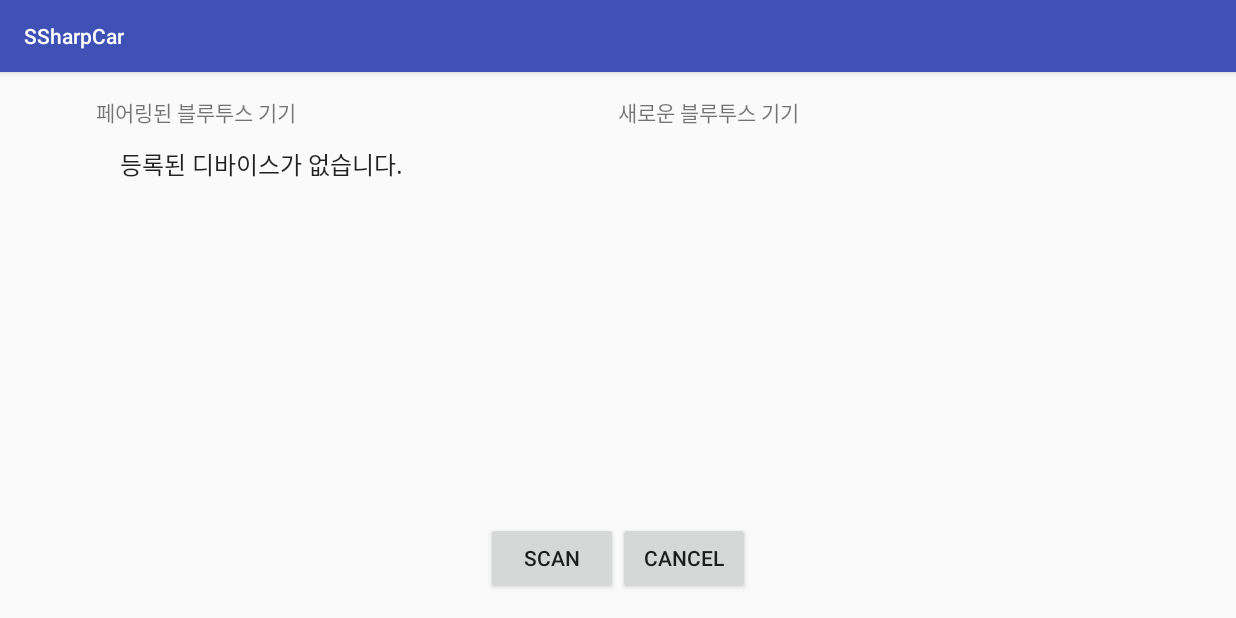
After one commit to somacar/somacar, an Android app: the DeviceListActivity screen opened directly, with no data from a screen before it, on a phone screen of 824 x 412 dp (held sideways). The commit adds this screen. Run offline under Robolectric (Android 15) with nearby library versions, the phone set to English and light mode, and no system bars.

Commit message:
MenuActivity 추가 DeviceListActivity 추가

```diff
--- /dev/null
+++ b/Android/SSharpCar/app/src/main/java/soma/com/ssharpcar/remotecontroller/activity/DeviceListActivity.java
@@ -0,0 +1,115 @@
+package soma.com.ssharpcar.remotecontroller.activity;
+
+import android.app.Activity;
+import android.bluetooth.BluetoothAdapter;
+import android.bluetooth.BluetoothDevice;
+import android.content.BroadcastReceiver;
+import android.content.Context;
+import android.content.Intent;
+import android.content.IntentFilter;
+import android.os.Bundle;
+import android.support.v7.app.AppCompatActivity;
+import android.view.View;
+import android.widget.ArrayAdapter;
+import android.widget.ListView;
+
+import java.util.Set;
+
+import soma.com.ssharpcar.R;
+
+public class DeviceListActivity extends AppCompatActivity {
+
+    private ArrayAdapter<String> pairedDeviceArrayAdapter;
+    private ArrayAdapter<String> newDeviceArrayAdapter;
+    private ListView paireDeviceListView;
+    private ListView newDeviceListView;
+    private BluetoothAdapter bluetoothAdapter;
+
+    @Override
+    protected void onCreate(Bundle savedInstanceState) {
+        super.onCreate(savedInstanceState);
+        setContentView(R.layout.activity_device_list);
+
+        //그냥 끄고 나갈때 대비
+        setResult(Activity.RESULT_CANCELED);
+
+        //디바이스 어댑터 준비
+        pairedDeviceArrayAdapter = new ArrayAdapter<String>(this, android.R.layout.simple_list_item_1);
+        newDeviceArrayAdapter = new ArrayAdapter<String>(this, android.R.layout.simple_list_item_1);
+        paireDeviceListView = (ListView) findViewById(R.id.pairedDeviceList);
+        paireDeviceListView.setAdapter(pairedDeviceArrayAdapter);
+        newDeviceListView = (ListView) findViewById(R.id.newDeviceList);
+        newDeviceListView.setAdapter(newDeviceArrayAdapter);
+
+        //새로운 디바이스 발견 브로드캐스트 리시버 등록
+        IntentFilter filter = new IntentFilter(BluetoothDevice.ACTION_FOUND);
+        this.registerReceiver(mReceiver, filter);
+
+        //디바이스 발견 프로세스가 종료 대비 브로드캐스트 등록
+        filter = new IntentFilter(BluetoothAdapter.ACTION_DISCOVERY_FINISHED);
+        this.registerReceiver(mReceiver, filter);
+
+        //블루투스 어댑터 획득
+        bluetoothAdapter = BluetoothAdapter.getDefaultAdapter();
+
+        //페어링 목록 조회
+        Set<BluetoothDevice> pairedDevices = bluetoothAdapter.getBondedDevices();
+        if(pairedDevices.size() > 0) {
+            for (BluetoothDevice device : pairedDevices) {
+                pairedDeviceArrayAdapter.add(device.getName() + "/n" + device.getAddress());
+            }
+        } else {
+            pairedDeviceArrayAdapter.add("등록된 디바이스가 없습니다.");
+        }
+    }
+
+    public void Scan(View view) {
+        setProgressBarIndeterminateVisibility(true);
+        if(bluetoothAdapter.isDiscovering()) {
+            bluetoothAdapter.cancelDiscovery();
+        }
+
+        bluetoothAdapter.startDiscovery();
+    }
+
+    public void Cancel(View view) {
+        finish();
+    }
+
+    //디바이스 발견 및 프로세스 종료 인식 리시버
+    private final BroadcastReceiver mReceiver = new BroadcastReceiver() {
+        @Override
+        public void onReceive(Context context, Intent intent) {
+            String action = intent.getAction();
+
+            //디바이스 발견
+            if(BluetoothDevice.ACTION_FOUND.equals(action)) {
+                BluetoothDevice device = intent.getParcelableExtra(BluetoothDevice.EXTRA_DEVICE);
+                //발견된 디바이스 이미 페어링된 디바이스면 어댑터 추가 생략
+                if(device.getBondState() != BluetoothDevice.BOND_BONDED) {
+                    newDeviceArrayAdapter.add(device.getName() + "/n" + device.getAddress());
+                }
+
+            } else if(BluetoothAdapter.ACTION_DISCOVERY_FINISHED.equals(action)) {
+                setProgressBarVisibility(false);
+
+                if(newDeviceArrayAdapter.getCount() == 0) {
+                    String noDevices = "발견된 디바이스가 없습니다.";
+                    newDeviceArrayAdapter.add(noDevices);
+                }
+            }
+        }
+    };//end of mReceiver
+
+    @Override
+    protected void onDestroy() {
+        super.onDestroy();
+
+        if(bluetoothAdapter != null) {
+            bluetoothAdapter.cancelDiscovery();
+        }
+
+        this.unregisterReceiver(mReceiver);
+    }
+
+}
--- /dev/null
+++ b/Android/SSharpCar/app/src/main/res/layout/activity_device_list.xml
@@ -0,0 +1,73 @@
+<?xml version="1.0" encoding="utf-8"?>
+<LinearLayout xmlns:android="http://schemas.android.com/apk/res/android"
+    xmlns:tools="http://schemas.android.com/tools" android:layout_width="match_parent"
+    android:layout_height="match_parent" android:paddingLeft="@dimen/activity_horizontal_margin"
+    android:paddingRight="@dimen/activity_horizontal_margin"
+    android:paddingTop="@dimen/activity_vertical_margin"
+    android:paddingBottom="@dimen/activity_vertical_margin"
+    android:orientation="vertical"
+    tools:context="soma.com.ssharpcar.remotecontroller.activity.DeviceListActivity">
+    <LinearLayout
+        android:orientation="horizontal"
+        android:layout_width="match_parent"
+        android:layout_height="wrap_content"
+        android:layout_weight="2">
+
+        <LinearLayout
+            android:orientation="vertical"
+            android:layout_width="wrap_content"
+            android:layout_height="wrap_content"
+            android:layout_weight="1">
+
+            <TextView
+                android:layout_width="wrap_content"
+                android:layout_height="wrap_content"
+                android:text="페어링된 블루투스 기기"
+                android:id="@+id/textView" />
+
+            <ListView
+                android:layout_width="wrap_content"
+                android:layout_height="wrap_content"
+                android:id="@+id/pairedDeviceList" />
+        </LinearLayout>
+
+        <LinearLayout
+            android:orientation="vertical"
+            android:layout_width="wrap_content"
+            android:layout_height="wrap_content"
+            android:layout_weight="1">
+
+            <TextView
+                android:layout_width="wrap_content"
+                android:layout_height="wrap_content"
+                android:text="새로운 블루투스 기기"
+                android:id="@+id/textView2" />
+
+            <ListView
+                android:layout_width="wrap_content"
+                android:layout_height="wrap_content"
+                android:id="@+id/newDeviceList" />
+        </LinearLayout>
+    </LinearLayout>
+
+    <LinearLayout
+        android:orientation="horizontal"
+        android:layout_width="match_parent"
+        android:layout_height="wrap_content"
+        android:gravity="center"
+        android:baselineAligned="true">
+            <Button
+                android:layout_width="wrap_content"
+                android:layout_height="wrap_content"
+                android:text="Scan"
+                android:onClick="Scan"
+                android:id="@+id/scabButton" />
+
+            <Button
+                android:layout_width="wrap_content"
+                android:layout_height="wrap_content"
+                android:text="Cancel"
+                android:onClick="Cancel"
+                android:id="@+id/cancelButton" />
+    </LinearLayout>
+</LinearLayout>
```
Also changed, not shown: Android/SSharpCar/app/src/main/AndroidManifest.xml (+13 -3 lines), Android/SSharpCar/app/src/main/java/soma/com/ssharpcar/remotecontroller/activity/MainActivity.java (renamed from Android/SSharpCar/app/src/main/java/soma/com/ssharpcar/activity/MainActivity.java, +67 -17 lines), Android/SSharpCar/app/src/main/java/soma/com/ssharpcar/remotecontroller/activity/MenuActivity.java (added, +25 -0 lines), Android/SSharpCar/app/src/main/res/layout/activity_menu.xml (added, +26 -0 lines).
